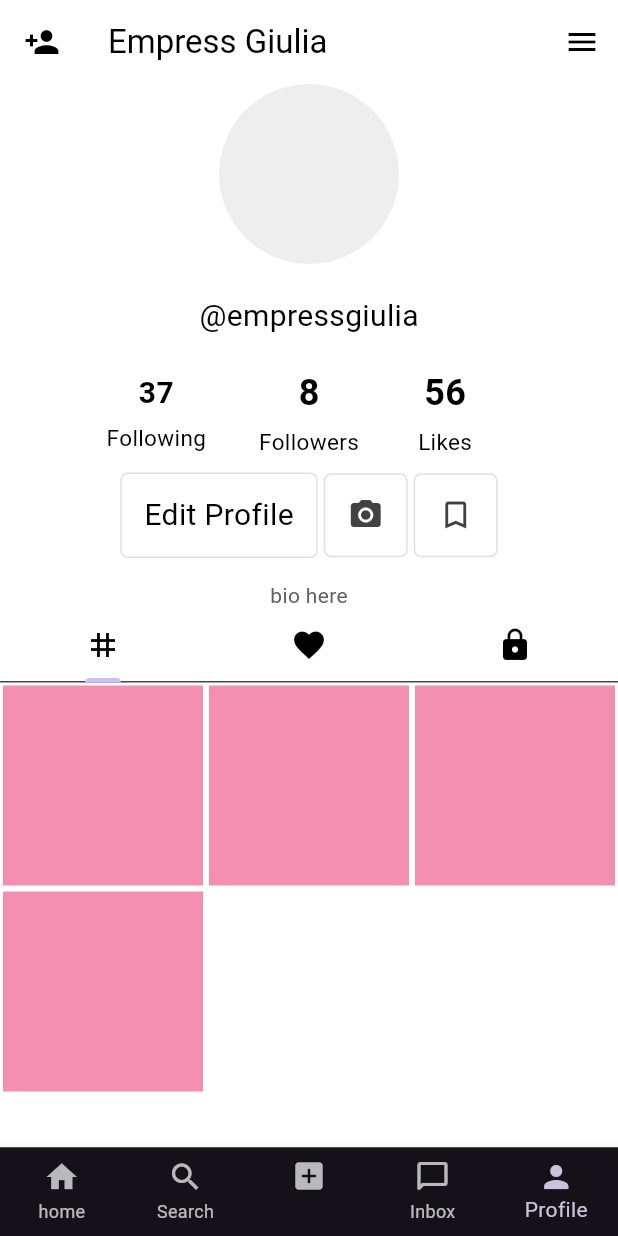
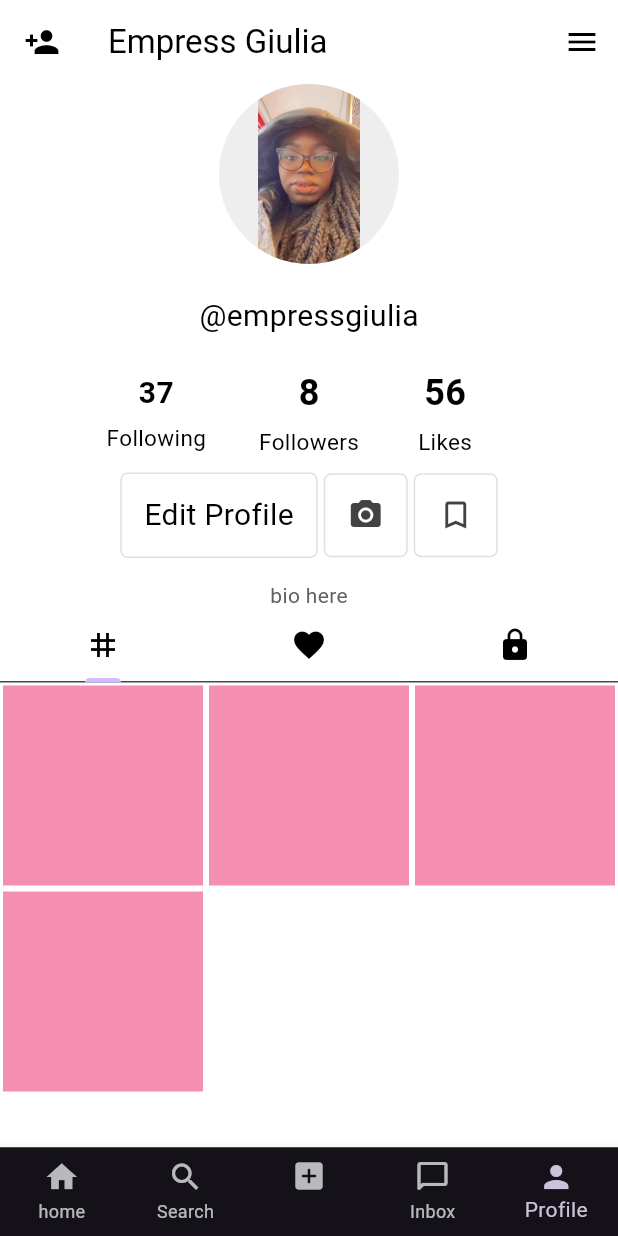
Before and after one commit to Giulia-Danso/TIKTOK_UI, a Flutter app: the screen it shows after launch, item 5 of the bottom bar chosen, on a phone screen of 412 x 824 dp. Run offline on Flutter 3.47's test engine with Material 3 defaults, Android fonts, the phone set to English and light mode, and no system bars.

Commit message:
initial commit

```diff
--- a/lib/pages/profile.dart
+++ b/lib/pages/profile.dart
@@ -1,6 +1,4 @@
-import 'package:flutter/cupertino.dart';
 import 'package:flutter/material.dart';
-import 'package:flutter/widgets.dart';
 import 'package:tiktok_ui/util/profiletab_1.dart';
 import 'package:tiktok_ui/util/profiletab_2.dart';
 import 'package:tiktok_ui/util/profiletab_3.dart';
@@ -44,6 +42,9 @@ class UserProfilePage extends StatelessWidget {
               decoration: BoxDecoration(
                 shape: BoxShape.circle,
                 color: Colors.grey[200],
+                image: const DecorationImage(
+                  image: AssetImage('lib/assets/selfie.jpeg'),
+                ),
               ),
             ),
 
@@ -159,6 +160,7 @@ class UserProfilePage extends StatelessWidget {
                   decoration: BoxDecoration(
                     border: Border.all(color: Colors.grey.shade300),
                     borderRadius: BorderRadius.circular(5),
+                    //  image: DecorationImage(image: )
                   ),
                   child: const Text(
                     'Edit Profile',
--- a/pubspec.yaml
+++ b/pubspec.yaml
@@ -17,3 +17,5 @@ dev_dependencies:
 
 flutter:
   uses-material-design: true
+  assets:
+    - lib/assets/selfie.jpeg
```
Also changed, not shown: lib/assets/selfie.jpeg (added).
